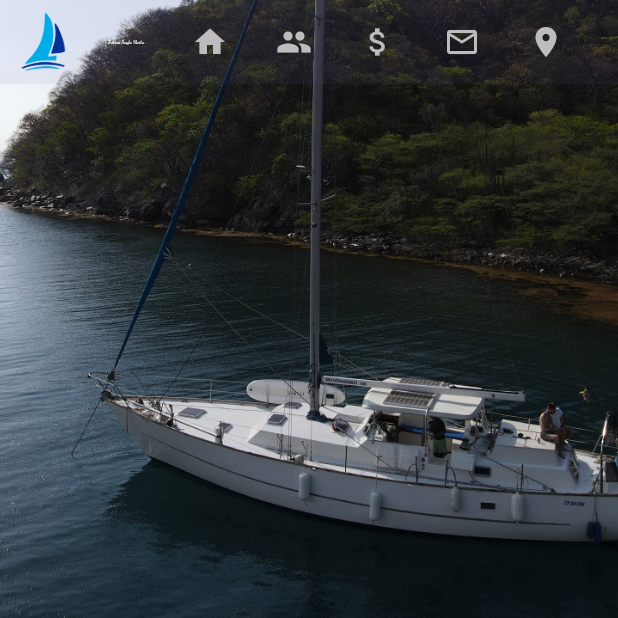
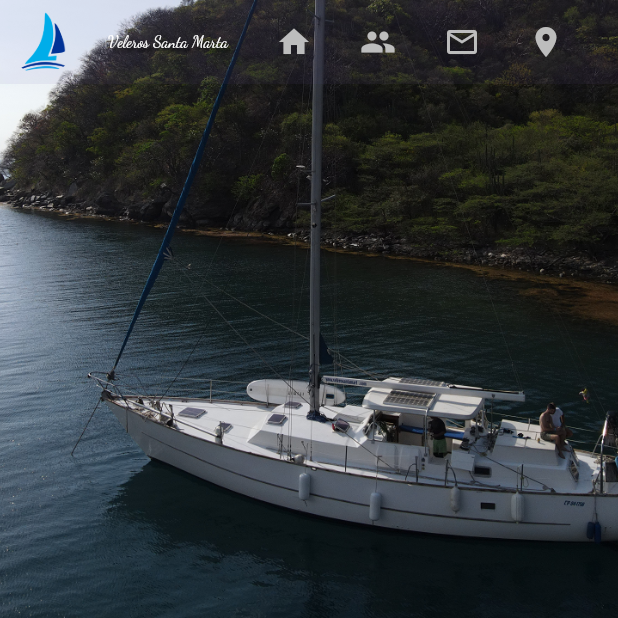
Before and after one commit to milangrisano/veleros-santa-marta, a Flutter app: the TabletScaffold screen opened directly, scrolled down 576 dp, after a tap on the "mail outline" icon, on a phone screen of 412 x 824 dp, the top half of it. Run offline on Flutter 3.47's test engine with Material 3 defaults, Android fonts, the phone set to English and light mode, and no system bars; drawn by our look-alikes of card_swiper; our stand-ins replace fluro, font_awesome_flutter; missing offline and left inert: universal_html.

Commit message:
contact responsive fix

```diff
--- a/lib/provider/page_provider.dart
+++ b/lib/provider/page_provider.dart
@@ -1,39 +1,34 @@
-
 import 'package:flutter/material.dart';
 import 'package:universal_html/html.dart' as html;
 
 class PageProvider extends ChangeNotifier {
   PageController scrollControler = PageController();
 
-  final List<String> _pages = ['home', 'about', 'pricing', 'contact', 'location'];
+  //! colocar en lista pricing para no teber errores //!
+  final List<String> _pages = ['home', 'about', 'contact', 'location'];
 
   int _currentIndex = 0;
 
-  createScrollController( String routeName ){
-    scrollControler = PageController( initialPage: getPageIndex(routeName));
-    html.document.title = _pages[ getPageIndex(routeName)];
-    scrollControler.addListener((){
+  createScrollController(String routeName) {
+    scrollControler = PageController(initialPage: getPageIndex(routeName));
+    html.document.title = _pages[getPageIndex(routeName)];
+    scrollControler.addListener(() {
       final index = (scrollControler.page ?? 0).round();
-      if( index != _currentIndex ){
-        html.window.history.pushState(null, 'none', '#/${ _pages[index]}');
+      if (index != _currentIndex) {
+        html.window.history.pushState(null, 'none', '#/${_pages[index]}');
         _currentIndex = index;
         html.document.title = _pages[index];
       }
     });
   }
 
-  int getPageIndex( String routeName ){
-    return (!_pages.contains(routeName))
-            ? 0
-            : _pages.indexOf(routeName);
+  int getPageIndex(String routeName) {
+    return (!_pages.contains(routeName)) ? 0 : _pages.indexOf(routeName);
   }
 
-  goTo( int index ){
+  goTo(int index) {
     // html.window.history.pushState(null, 'none', '#/${ _pages[index]}');
-    scrollControler.animateToPage(
-      index,
-      duration: const Duration( milliseconds: 300 ),
-      curve: Curves.easeInOut
-    );
+    scrollControler.animateToPage(index,
+        duration: const Duration(milliseconds: 300), curve: Curves.easeInOut);
   }
 }
--- a/lib/responsive/tablet_scaffold.dart
+++ b/lib/responsive/tablet_scaffold.dart
@@ -12,16 +12,18 @@ class TabletScaffold extends StatelessWidget {
   @override
   Widget build(BuildContext context) {
     final pageProvider = Provider.of<PageProvider>(context, listen: false);
-    return  Scaffold(
+    return Scaffold(
       extendBodyBehindAppBar: true,
       appBar: AppBar(
         backgroundColor: Colors.transparent,
         leading: const LogoAppBar(),
-        title: const TitleAppBar(color: Colors.white,),
-        actions:  [
+        title: const TitleAppBar(
+          color: Colors.white,
+        ),
+        actions: [
           ExtendAppBarIcon(
             text: 'Home',
-            onPressed: () =>pageProvider.goTo(0),
+            onPressed: () => pageProvider.goTo(0),
             icon: Icons.home,
           ),
           ExtendAppBarIcon(
@@ -29,19 +31,19 @@ class TabletScaffold extends StatelessWidget {
             onPressed: () => pageProvider.goTo(1),
             icon: Icons.people,
           ),
-          ExtendAppBarIcon(
-            text: 'Pricing',
-            onPressed: () => pageProvider.goTo(2),
-            icon: Icons.attach_money_sharp,
-          ),
+          // ExtendAppBarIcon(
+          //   text: 'Pricing',
+          //   onPressed: () => pageProvider.goTo(2),
+          //   icon: Icons.attach_money_sharp,
+          // ),
           ExtendAppBarIcon(
             text: 'Contact',
-            onPressed: () => pageProvider.goTo(3),
+            onPressed: () => pageProvider.goTo(2),
             icon: Icons.mail_outline,
           ),
           ExtendAppBarIcon(
             text: 'Location',
-            onPressed: () => pageProvider.goTo(4),
+            onPressed: () => pageProvider.goTo(3),
             icon: Icons.location_on,
           ),
           const SizedBox(width: 20),
--- a/lib/shared/adress_network.dart
+++ b/lib/shared/adress_network.dart
@@ -30,7 +30,7 @@ class AdressNetwork extends StatelessWidget {
               textAlign: TextAlign.justify,
               style: TextStyle(
                 fontWeight: FontWeight.bold,
-                fontSize: currentWidth < 580 ? 16 : 24,
+                fontSize: currentWidth < 580 ? 14 : 24,
                 color: Colors.white,
               ),
             ),
--- a/lib/ui/home_body.dart
+++ b/lib/ui/home_body.dart
@@ -21,7 +21,7 @@ class HomeBody extends StatelessWidget {
       children: [
         const HomeView(),
         currentWidth < 720 ? const AboutViewMobile() : const AboutView(),
-        const PricingView(),
+        // const PricingView(),
         const ContactView(),
         const LocationView(),
       ],
--- a/lib/ui/view/about_view_mobile.dart
+++ b/lib/ui/view/about_view_mobile.dart
@@ -4,7 +4,6 @@ import 'package:responsive_app/content/info_square_mobile.dart';
 // ignore: unused_import
 import 'package:responsive_app/shared/logo.dart';
 import 'package:responsive_app/shared/square_image.dart';
-
 
 class AboutViewMobile extends StatelessWidget {
   const AboutViewMobile({
@@ -22,18 +21,16 @@ class AboutViewMobile extends StatelessWidget {
       autoplayDelay: 30000,
       autoplayDisableOnInteraction: true,
       itemCount: squareMobilContent.length,
-      pagination:  SwiperPagination(
+      pagination: SwiperPagination(
         alignment: Alignment.bottomCenter,
         builder: DotSwiperPaginationBuilder(
-          activeColor:Colors.grey.shade800,
-          color: Colors.grey[300]
-        ),
+            activeColor: Colors.grey.shade800, color: Colors.grey[300]),
         margin: const EdgeInsets.all(50),
       ),
-      control:   SwiperControl(
-        padding: EdgeInsets.only(top: size.height * 9/10),
+      control: SwiperControl(
+        padding: EdgeInsets.only(top: size.height * 9 / 10),
         disableColor: Colors.blueAccent,
-        color:Colors.black,
+        color: Colors.black,
         size: 50,
       ),
       itemBuilder: (context, index) => SwiperSquare(index: index),
@@ -55,22 +52,41 @@ class SwiperSquare extends StatelessWidget {
       children: [
         SquareImg(
           image: squareMobilContent[index].image,
-          height: size.height * 1/2,
+          height: size.height * 1 / 2,
           width: size.width,
         ),
         FittedBox(
           fit: BoxFit.contain,
           child: Container(
             color: Color(squareMobilContent[index].colorBackground),
-            height: size.height * 1/2,
+            height: size.height * 1 / 2,
             width: size.width,
-            child: Padding(
+            child: ParagraphContent(index: index),
+          ),
+        )
+      ],
+    );
+  }
+}
+
+class ParagraphContent extends StatelessWidget {
+  const ParagraphContent({
+    super.key,
+    required this.index,
+  });
+
+  final int index;
+
+  @override
+  Widget build(BuildContext context) {
+    return Padding(
       padding: const EdgeInsets.all(30.0),
       child: Column(
         mainAxisAlignment: MainAxisAlignment.center,
         crossAxisAlignment: CrossAxisAlignment.center,
         children: [
-                  Text(squareMobilContent[index].title,
+          Text(
+            squareMobilContent[index].title,
             textAlign: TextAlign.center,
             style: TextStyle(
               color: Color(squareMobilContent[index].colorText),
@@ -79,20 +95,16 @@ class SwiperSquare extends StatelessWidget {
             ),
           ),
           const SizedBox(height: 20),
-                  Text(squareMobilContent[index].description,
+          Text(
+            squareMobilContent[index].description,
             textAlign: TextAlign.justify,
             style: const TextStyle(
                 color: Color(0xFFFFFFFF),
                 fontSize: 18,
-                      fontFamily: 'MontserratAlternates'
-                    ),
+                fontFamily: 'MontserratAlternates'),
           ),
         ],
       ),
-            ),
-          ),
-        )
-      ],
     );
   }
 }
```
Also changed, not shown: lib/responsive/desktop_scaffold.dart (+12 -9 lines), lib/responsive/mobile_scaffold.dart (+8 -7 lines), lib/shared/box_email_field.dart (renamed from lib/shared/box_text_field.dart, +28 -1 lines), lib/shared/email_box.dart (+29 -14 lines). Lines whose indentation alone changed are shown as unchanged.
